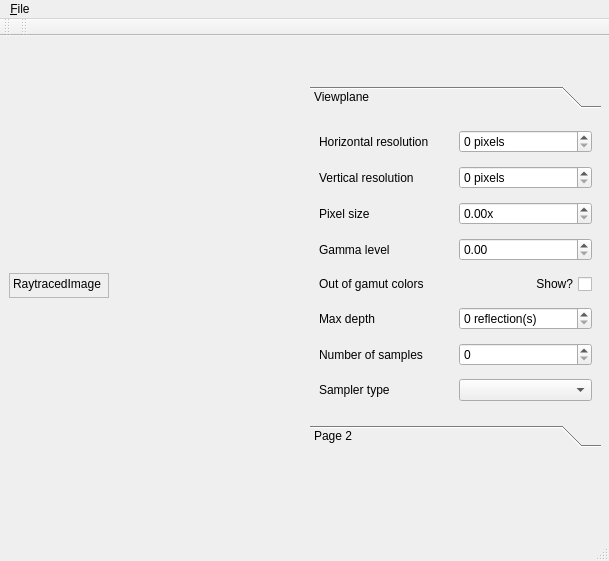
Old version of the form lib/mainwindow.ui in the repository thiagowfx/raytracer-lcg-2014.
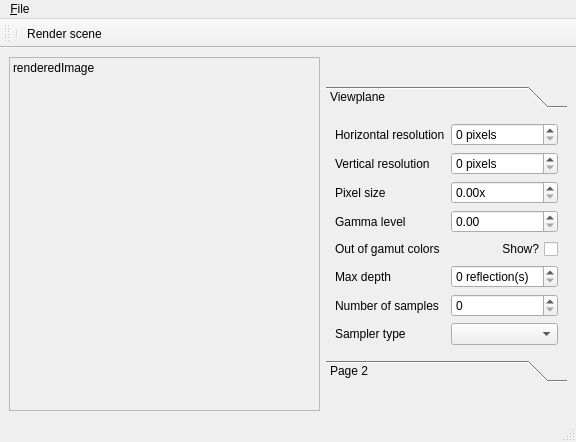
New version of the form. Icons and pictures are not drawn.

Commit message: Stub for renderedImage. Introducing raytracr namespace for Camera.

Patch:
```diff
--- a/lib/mainwindow.ui
+++ b/lib/mainwindow.ui
@@ -6,8 +6,8 @@
    <rect>
     <x>0</x>
     <y>0</y>
-    <width>609</width>
-    <height>561</height>
+    <width>576</width>
+    <height>442</height>
    </rect>
   </property>
   <property name="focusPolicy">
@@ -17,17 +17,11 @@
    <string>Raytracer</string>
   </property>
   <widget class="QWidget" name="centralwidget">
-   <widget class="QLabel" name="raytracedImage">
-    <property name="geometry">
-     <rect>
-      <x>9</x>
-      <y>237</y>
-      <width>100</width>
-      <height>25</height>
-     </rect>
-    </property>
+   <layout class="QHBoxLayout" name="horizontalLayout">
+    <item>
+     <widget class="QLabel" name="renderedImage">
     <property name="sizePolicy">
-     <sizepolicy hsizetype="Expanding" vsizetype="Expanding">
+       <sizepolicy hsizetype="MinimumExpanding" vsizetype="MinimumExpanding">
       <horstretch>0</horstretch>
       <verstretch>0</verstretch>
      </sizepolicy>
@@ -36,31 +30,31 @@
      <enum>QFrame::StyledPanel</enum>
     </property>
     <property name="text">
-     <string>RaytracedImage</string>
+       <string>renderedImage</string>
     </property>
     <property name="alignment">
      <set>Qt::AlignLeading|Qt::AlignLeft|Qt::AlignTop</set>
     </property>
-   </widget>
-   <widget class="QToolBox" name="Viewplane">
-    <property name="geometry">
-     <rect>
-      <x>310</x>
-      <y>50</y>
-      <width>291</width>
-      <height>361</height>
-     </rect>
-    </property>
-    <property name="currentIndex">
-     <number>0</number>
+      <property name="margin">
+       <number>10</number>
+      </property>
+     </widget>
+    </item>
+    <item>
+     <widget class="QToolBox" name="toolBox">
+      <property name="sizePolicy">
+       <sizepolicy hsizetype="Maximum" vsizetype="Maximum">
+        <horstretch>0</horstretch>
+        <verstretch>0</verstretch>
+       </sizepolicy>
     </property>
     <widget class="QWidget" name="page">
      <property name="geometry">
       <rect>
        <x>0</x>
        <y>0</y>
-       <width>291</width>
-       <height>299</height>
+         <width>257</width>
+         <height>264</height>
       </rect>
      </property>
      <attribute name="label">
@@ -192,13 +186,15 @@
      </attribute>
     </widget>
    </widget>
+    </item>
+   </layout>
   </widget>
   <widget class="QMenuBar" name="menubar">
    <property name="geometry">
     <rect>
      <x>0</x>
      <y>0</y>
-     <width>609</width>
+     <width>576</width>
      <height>22</height>
     </rect>
    </property>
@@ -223,17 +219,8 @@
    <attribute name="toolBarBreak">
     <bool>false</bool>
    </attribute>
-  </widget>
-  <widget class="QToolBar" name="toolBar_2">
-   <property name="windowTitle">
-    <string>toolBar_2</string>
-   </property>
-   <attribute name="toolBarArea">
-    <enum>TopToolBarArea</enum>
-   </attribute>
-   <attribute name="toolBarBreak">
-    <bool>false</bool>
-   </attribute>
+   <addaction name="separator"/>
+   <addaction name="actionRender_scene"/>
   </widget>
   <action name="actionQuit">
    <property name="icon">
@@ -256,6 +243,18 @@
     <string>About Qt...</string>
    </property>
   </action>
+  <action name="actionRender_scene">
+   <property name="icon">
+    <iconset resource="resources.qrc">
+     <normaloff>:/assets/assets/view-refresh-32x32.png</normaloff>:/assets/assets/view-refresh-32x32.png</iconset>
+   </property>
+   <property name="text">
+    <string>Render scene</string>
+   </property>
+   <property name="shortcut">
+    <string>F5, Space</string>
+   </property>
+  </action>
  </widget>
  <resources>
   <include location="resources.qrc"/>
```
Left out of the diff: 7 changed lines with no effect on the pictures. Lines whose indentation alone changed are shown as unchanged. The commit also changes 12 other files.
